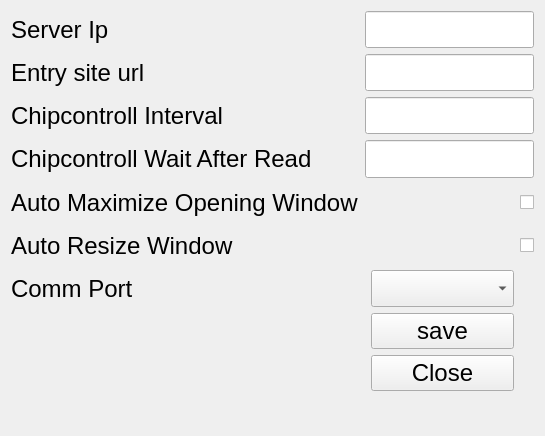
stivehu/um3, file src/views/settings/settings.ui: the form before one commit.
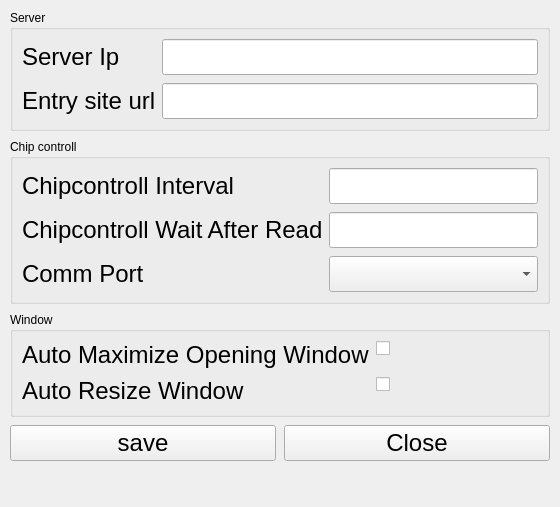
The form after the commit.

What changed in the file:
```diff
--- a/src/views/settings/settings.ui
+++ b/src/views/settings/settings.ui
@@ -6,8 +6,8 @@
    <rect>
     <x>0</x>
     <y>0</y>
-    <width>545</width>
-    <height>436</height>
+    <width>560</width>
+    <height>470</height>
    </rect>
   </property>
   <property name="sizePolicy">
@@ -19,7 +19,31 @@
   <property name="windowTitle">
    <string>Form</string>
   </property>
-  <layout class="QGridLayout" name="gridLayout">
+  <layout class="QVBoxLayout" name="verticalLayoutMain">
+   <property name="leftMargin">
+    <number>10</number>
+   </property>
+   <property name="topMargin">
+    <number>10</number>
+   </property>
+   <property name="rightMargin">
+    <number>10</number>
+   </property>
+   <property name="bottomMargin">
+    <number>10</number>
+   </property>
+   <property name="spacing">
+    <number>8</number>
+   </property>
+   <item>
+    <widget class="QGroupBox" name="serverGroupBox">
+     <property name="title">
+      <string>Server</string>
+     </property>
+     <layout class="QFormLayout" name="formLayoutServer">
+      <property name="verticalSpacing">
+       <number>8</number>
+      </property>
    <item row="0" column="0">
     <widget class="QLabel" name="serverIpLabel">
      <property name="font">
@@ -32,7 +56,7 @@
      </property>
     </widget>
    </item>
-   <item row="0" column="2" colspan="3">
+      <item row="0" column="1">
     <widget class="QLineEdit" name="serverIpLineEdit">
      <property name="sizePolicy">
       <sizepolicy hsizetype="Expanding" vsizetype="Expanding">
@@ -49,12 +73,6 @@
    </item>
    <item row="1" column="0">
     <widget class="QLabel" name="entrySiteUrlIntervalLabel">
-     <property name="sizePolicy">
-      <sizepolicy hsizetype="Expanding" vsizetype="Expanding">
-       <horstretch>0</horstretch>
-       <verstretch>0</verstretch>
-      </sizepolicy>
-     </property>
      <property name="font">
       <font>
        <pointsize>18</pointsize>
@@ -65,7 +83,7 @@
      </property>
     </widget>
    </item>
-   <item row="1" column="2" colspan="3">
+      <item row="1" column="1">
     <widget class="QLineEdit" name="entrySiteUrllLineEdit">
      <property name="sizePolicy">
       <sizepolicy hsizetype="Expanding" vsizetype="Expanding">
@@ -80,14 +98,20 @@
      </property>
     </widget>
    </item>
-   <item row="2" column="0">
+     </layout>
+    </widget>
+   </item>
+   <item>
+    <widget class="QGroupBox" name="chipcontrollGroupBox">
+     <property name="title">
+      <string>Chip controll</string>
+     </property>
+     <layout class="QFormLayout" name="formLayoutChip">
+      <property name="verticalSpacing">
+       <number>8</number>
+      </property>
+      <item row="0" column="0">
     <widget class="QLabel" name="chipcontrollIntervalLabel">
-     <property name="sizePolicy">
-      <sizepolicy hsizetype="Expanding" vsizetype="Expanding">
-       <horstretch>0</horstretch>
-       <verstretch>0</verstretch>
-      </sizepolicy>
-     </property>
      <property name="font">
       <font>
        <pointsize>18</pointsize>
@@ -98,7 +122,7 @@
      </property>
     </widget>
    </item>
-   <item row="2" column="2" colspan="3">
+      <item row="0" column="1">
     <widget class="QLineEdit" name="chipcontrollIntervalLineEdit">
      <property name="sizePolicy">
       <sizepolicy hsizetype="Expanding" vsizetype="Expanding">
@@ -113,14 +137,8 @@
      </property>
     </widget>
    </item>
-   <item row="3" column="0" colspan="2">
+      <item row="1" column="0">
     <widget class="QLabel" name="chipcontrollWaitAfterReadlLabel">
-     <property name="sizePolicy">
-      <sizepolicy hsizetype="Expanding" vsizetype="Expanding">
-       <horstretch>0</horstretch>
-       <verstretch>0</verstretch>
-      </sizepolicy>
-     </property>
      <property name="font">
       <font>
        <pointsize>18</pointsize>
@@ -131,7 +149,7 @@
      </property>
     </widget>
    </item>
-   <item row="3" column="2" colspan="3">
+      <item row="1" column="1">
     <widget class="QLineEdit" name="chipcontrollWaitAfterReadlineEdit">
      <property name="sizePolicy">
       <sizepolicy hsizetype="Expanding" vsizetype="Expanding">
@@ -146,14 +164,47 @@
      </property>
     </widget>
    </item>
-   <item row="4" column="0" colspan="2">
+      <item row="2" column="0">
+       <widget class="QLabel" name="commPortLabel">
+        <property name="font">
+         <font>
+          <pointsize>18</pointsize>
+         </font>
+        </property>
+        <property name="text">
+         <string>Comm Port</string>
+        </property>
+       </widget>
+      </item>
+      <item row="2" column="1">
+       <widget class="QComboBox" name="commPortComboBox">
+        <property name="sizePolicy">
+         <sizepolicy hsizetype="Expanding" vsizetype="Expanding">
+          <horstretch>0</horstretch>
+          <verstretch>0</verstretch>
+         </sizepolicy>
+        </property>
+        <property name="font">
+         <font>
+          <pointsize>18</pointsize>
+         </font>
+        </property>
+       </widget>
+      </item>
+     </layout>
+    </widget>
+   </item>
+   <item>
+    <widget class="QGroupBox" name="windowGroupBox">
+     <property name="title">
+      <string>Window</string>
+     </property>
+     <layout class="QFormLayout" name="formLayoutWindow">
+      <property name="verticalSpacing">
+       <number>8</number>
+      </property>
+      <item row="0" column="0">
     <widget class="QLabel" name="autoMaximizeOpeningWindowLabel">
-     <property name="sizePolicy">
-      <sizepolicy hsizetype="Expanding" vsizetype="Expanding">
-       <horstretch>0</horstretch>
-       <verstretch>0</verstretch>
-      </sizepolicy>
-     </property>
      <property name="font">
       <font>
        <pointsize>18</pointsize>
@@ -164,7 +215,7 @@
      </property>
     </widget>
    </item>
-   <item row="4" column="4">
+      <item row="0" column="1">
     <widget class="QCheckBox" name="autoMaximizeOpeningWindowCheckBox">
      <property name="font">
       <font>
@@ -176,14 +227,8 @@
      </property>
     </widget>
    </item>
-   <item row="5" column="0">
+      <item row="1" column="0">
     <widget class="QLabel" name="autoResizeWindowLabel">
-     <property name="sizePolicy">
-      <sizepolicy hsizetype="Expanding" vsizetype="Expanding">
-       <horstretch>0</horstretch>
-       <verstretch>0</verstretch>
-      </sizepolicy>
-     </property>
      <property name="font">
       <font>
        <pointsize>18</pointsize>
@@ -194,7 +239,7 @@
      </property>
     </widget>
    </item>
-   <item row="5" column="4">
+      <item row="1" column="1">
     <widget class="QCheckBox" name="autoResizeWindowCheckBox">
      <property name="font">
       <font>
@@ -206,77 +251,24 @@
      </property>
     </widget>
    </item>
-   <item row="6" column="0">
-    <widget class="QLabel" name="commPortLabel">
-     <property name="sizePolicy">
-      <sizepolicy hsizetype="Expanding" vsizetype="Expanding">
-       <horstretch>0</horstretch>
-       <verstretch>0</verstretch>
-      </sizepolicy>
-     </property>
-     <property name="font">
-      <font>
-       <pointsize>18</pointsize>
-      </font>
-     </property>
-     <property name="text">
-      <string>Comm Port</string>
-     </property>
+     </layout>
     </widget>
    </item>
-   <item row="6" column="3">
-    <widget class="QComboBox" name="commPortComboBox">
-     <property name="sizePolicy">
-      <sizepolicy hsizetype="Expanding" vsizetype="Expanding">
-       <horstretch>0</horstretch>
-       <verstretch>0</verstretch>
-      </sizepolicy>
-     </property>
-     <property name="font">
-      <font>
-       <pointsize>18</pointsize>
-      </font>
-     </property>
-    </widget>
-   </item>
-   <item row="7" column="0">
-    <spacer name="horizontalSpacer_2">
-     <property name="font">
-      <font>
-       <pointsize>18</pointsize>
-      </font>
-     </property>
+   <item>
+    <spacer name="verticalSpacer">
      <property name="orientation">
-      <enum>Qt::Horizontal</enum>
+      <enum>Qt::Vertical</enum>
      </property>
      <property name="sizeHint" stdset="0">
       <size>
-       <width>346</width>
+       <width>20</width>
        <height>20</height>
       </size>
      </property>
     </spacer>
    </item>
-   <item row="7" column="1" colspan="2">
-    <spacer name="horizontalSpacer">
-     <property name="font">
-      <font>
-       <pointsize>18</pointsize>
-      </font>
-     </property>
-     <property name="orientation">
-      <enum>Qt::Horizontal</enum>
-     </property>
-     <property name="sizeHint" stdset="0">
-      <size>
-       <width>29</width>
-       <height>20</height>
-      </size>
-     </property>
-    </spacer>
-   </item>
-   <item row="7" column="3">
-    <layout class="QVBoxLayout" name="verticalLayout_2">
+   <item>
+    <layout class="QHBoxLayout" name="horizontalLayoutButtons">
      <item>
       <widget class="QPushButton" name="savePushButton">
        <property name="font">
@@ -303,7 +295,7 @@
      </item>
     </layout>
    </item>
-   <item row="8" column="0">
+   <item>
     <widget class="QLabel" name="statusBar">
      <property name="font">
       <font>
```
Lines whose indentation alone changed are shown as unchanged.
